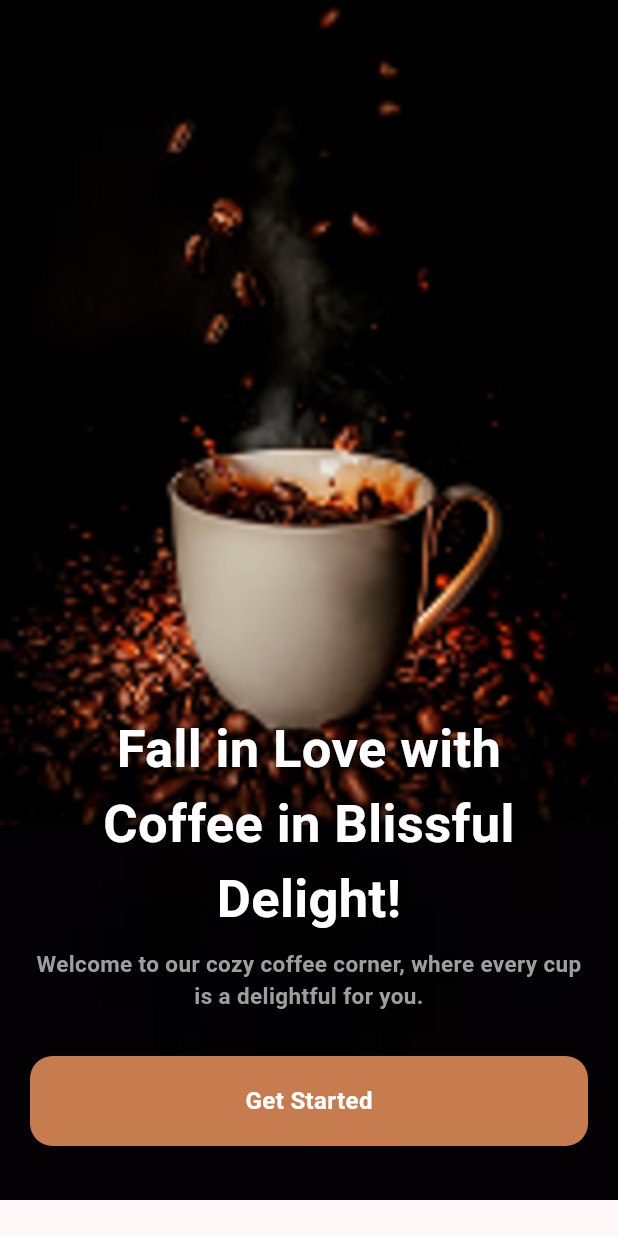
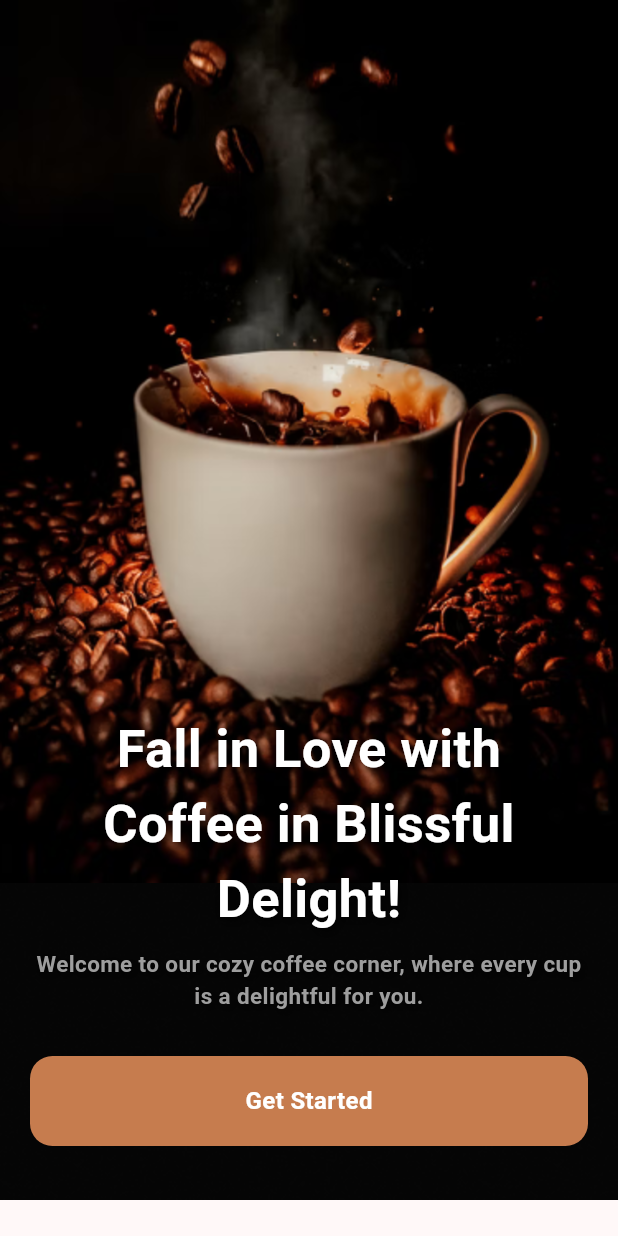
Before and after one commit to AbdedjalilKaci/coffe_shop, a Flutter app: the screen it shows after launch, on a phone screen of 412 x 824 dp. Run offline on Flutter 3.47's test engine with Material 3 defaults, Android fonts, the phone set to English and light mode, and no system bars.

Commit message:
add home page

```diff
--- a/lib/main.dart
+++ b/lib/main.dart
@@ -17,7 +17,7 @@ class MyApp extends StatelessWidget {
       theme: ThemeData(
         colorScheme: ColorScheme.fromSeed(seedColor: Colors.transparent),
       ),
-      home: const  HomePage()
+      home: const  OnBoarding()
     );
   }
 }
--- a/lib/screens/home_page.dart
+++ b/lib/screens/home_page.dart
@@ -1,8 +1,15 @@
+import 'package:coffe_shop/screens/homepage.dart';
 import 'package:coffe_shop/widgets/mybutton.dart';
 import 'package:flutter/material.dart';
 
-class HomePage extends StatelessWidget {
-  const HomePage({super.key});
+class OnBoarding extends StatelessWidget {
+  const OnBoarding({super.key});
+  void gotohomepage(BuildContext context) {
+    Navigator.push(
+      context,
+      MaterialPageRoute(builder: (context) => const Homepage()),
+    );
+  }
 
   @override
   Widget build(BuildContext context) {
@@ -10,12 +17,12 @@ class HomePage extends StatelessWidget {
       body: Stack(
         children: [
           Positioned(
-            top: 550,
+            top: 350,
             left: 0,
             right: 0,
             child: Image.asset(
-              "assets/images/black-picture.jpg",
-              height: 250,
+              "assets/images/shadow.png",
+              height: 450,
               fit: BoxFit.cover,
               filterQuality: FilterQuality.high,
             ),
@@ -25,9 +32,9 @@ class HomePage extends StatelessWidget {
             left: 0,
             right: 0,
             child: Image.asset(
-              "assets/images/coffe.png",
+              "assets/images/coffehere.png",
               width: double.infinity,
-              height: 550,
+              // height: 550,
               fit: BoxFit.cover,
               filterQuality: FilterQuality.high,
             ),
@@ -86,6 +93,7 @@ class HomePage extends StatelessWidget {
               height: 60,
               width: 300,
               raduis: 15,
+              onTap:()=> gotohomepage(context),
             ),
           ),
         ],
--- a/lib/widgets/mybutton.dart
+++ b/lib/widgets/mybutton.dart
@@ -7,6 +7,7 @@ class MyButton extends StatelessWidget {
   final double width;
   final double height;
   final double raduis;
+  final VoidCallback onTap; // Use VoidCallback
 
   const MyButton({
     super.key,
@@ -16,8 +17,10 @@ class MyButton extends StatelessWidget {
     required this.height,
     required this.width,
     required this.raduis,
+    required this.onTap,
   });
 
+  // Helper to convert hex string to Color
   Color hexToColor(String hex) {
     hex = hex.replaceAll('#', '');
     if (hex.length == 6) hex = 'FF$hex';
@@ -26,7 +29,9 @@ class MyButton extends StatelessWidget {
 
   @override
   Widget build(BuildContext context) {
-    return Container(
+    return GestureDetector(
+      onTap: onTap, // Call the function when tapped
+      child: Container(
         width: width,
         height: height,
         alignment: Alignment.center,
@@ -42,6 +47,7 @@ class MyButton extends StatelessWidget {
             fontSize: 16,
           ),
         ),
+      ),
     );
   }
 }
```
Also changed, not shown: lib/screens/homepage.dart (added, +86 -0 lines), lib/widgets/searchbox.dart (added, +45 -0 lines), lib/widgets/selectbox.dart (added, +48 -0 lines), assets/images/coffehere.png (added). Lines whose indentation alone changed are shown as unchanged.
